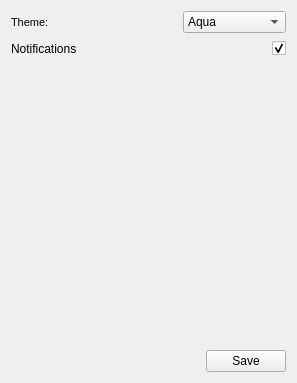
Qt form miMessageClient/settingsmenu.ui (lucky-rydar/miMessage) before a commit.
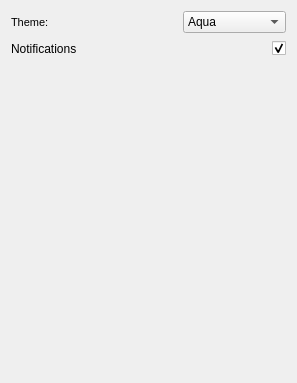
The same form after that commit.

Commit message: Added saving of settings without buttons after every changing and closing settings window

Diff of the .ui file:
```diff
--- a/miMessageClient/settingsmenu.ui
+++ b/miMessageClient/settingsmenu.ui
@@ -140,30 +140,6 @@
        </property>
       </spacer>
      </item>
-     <item>
-      <layout class="QHBoxLayout" name="horizontalLayout_4">
-       <item>
-        <spacer name="horizontalSpacer_4">
-         <property name="orientation">
-          <enum>Qt::Horizontal</enum>
-         </property>
-         <property name="sizeHint" stdset="0">
-          <size>
-           <width>40</width>
-           <height>20</height>
-          </size>
-         </property>
-        </spacer>
-       </item>
-       <item>
-        <widget class="QPushButton" name="saveButton">
-         <property name="text">
-          <string>Save</string>
-         </property>
-        </widget>
-       </item>
-      </layout>
-     </item>
     </layout>
    </item>
   </layout>
```
The commit also changes 2 other files.
